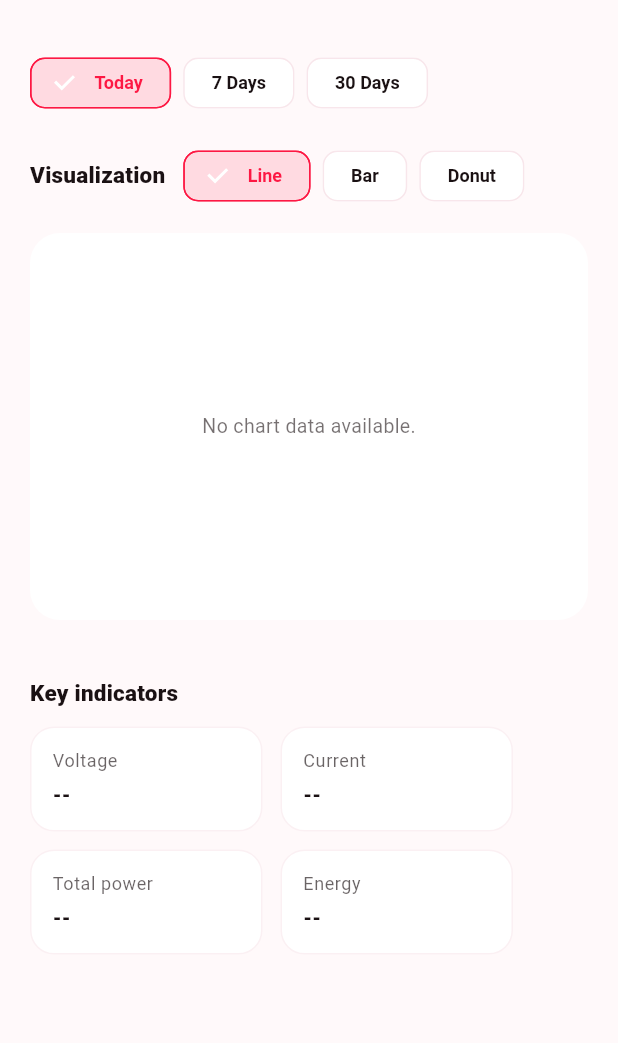
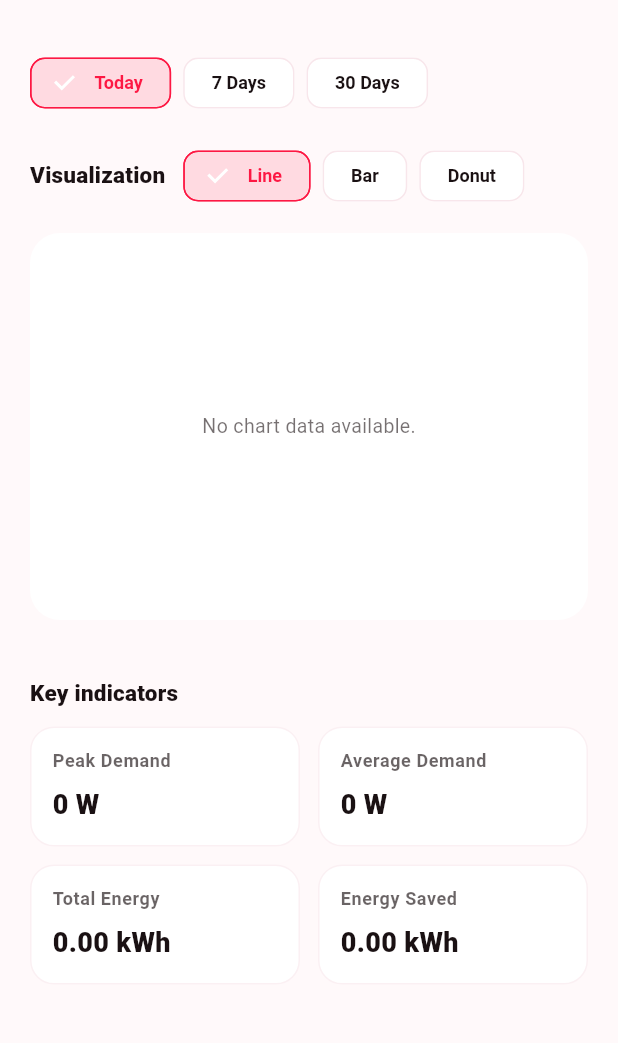
Before and after one commit to cscherishpoovanna-ux/smartflux, a Flutter app: the AnalyticsScreen widget shown alone on an empty page, opened directly with empty values, on a phone screen of 412 x 824 dp, the part 97-1140 px from its top. Run offline on Flutter 3.47's test engine with Material 3 defaults, Android fonts, the phone set to English and light mode, and no system bars; our stand-ins replace fl_chart, video_player; network calls fail.

Commit message:
Fix analytics period data and indicators

```diff
--- a/lib/screens/analytics/analytics_screen.dart
+++ b/lib/screens/analytics/analytics_screen.dart
@@ -46,7 +46,6 @@ class _AnalyticsScreenState extends State<AnalyticsScreen> {
 
   @override
   Widget build(BuildContext context) {
-    final s = widget.provider.snapshot;
     final rooms = widget.provider.rooms;
     final loads = widget.provider.loads;
     final events = widget.provider.optimizationEvents;
@@ -83,7 +82,11 @@ class _AnalyticsScreenState extends State<AnalyticsScreen> {
           selectedRoomId: _selectedRoomId,
         ),
         const _Spacer(),
-        _IndicatorsSection(snapshot: s, events: events),
+        _IndicatorsSection(
+          range: _selectedRange,
+          provider: widget.provider,
+          events: events,
+        ),
       ],
     );
   }
@@ -714,32 +717,80 @@ class _RoomLoadDonutChart extends StatelessWidget {
 }
 
 class _IndicatorsSection extends StatelessWidget {
-  final SystemSnapshot? snapshot;
+  final TimeRange range;
+  final AppProvider provider;
   final List<OptimizationEvent> events;
 
-  const _IndicatorsSection({required this.snapshot, required this.events});
+  const _IndicatorsSection({
+    required this.range,
+    required this.provider,
+    required this.events,
+  });
 
   @override
   Widget build(BuildContext context) {
     final theme = Theme.of(context);
     final onSurface = theme.colorScheme.onSurface;
-    final s = snapshot;
+
+    return FutureBuilder<List<List<ReadingPoint>>>(
+      future: Future.wait([
+        provider.repository.history(metric: 'power', range: range),
+        provider.repository.history(metric: 'energy', range: range),
+      ]),
+      builder: (context, snapshot) {
+        final hasData = snapshot.hasData && snapshot.data != null;
+        final powerPoints = hasData ? snapshot.data![0] : const <ReadingPoint>[];
+        final energyPoints = hasData ? snapshot.data![1] : const <ReadingPoint>[];
+
+        final double peakDemand = powerPoints.isEmpty
+            ? 0.0
+            : powerPoints.map((p) => p.value).reduce(max);
+
+        final double avgDemand = powerPoints.isEmpty
+            ? 0.0
+            : powerPoints.map((p) => p.value).reduce((a, b) => a + b) / powerPoints.length;
+
+        final double totalEnergy = energyPoints.fold<double>(
+            0.0, (sum, p) => sum + p.value);
+
+        final duration = switch (range) {
+          TimeRange.today => const Duration(hours: 24),
+          TimeRange.days7 => const Duration(days: 7),
+          TimeRange.days30 => const Duration(days: 30),
+          _ => const Duration(hours: 24),
+        };
+        final cutoff = DateTime.now().subtract(duration);
+        final periodEvents = events.where((e) => e.timestamp.isAfter(cutoff)).toList();
+        final eventSavings = periodEvents.fold<double>(
+          0.0,
+          (sum, e) => sum + max(0.0, (e.demandBeforeW - e.demandAfterW) / 1000.0 * 2.0),
+        );
+        final double energySaved = (totalEnergy * 0.085) + eventSavings;
+
         final stats = <_Stat>[
           _Stat(
-        title: 'Voltage',
-        value: s != null ? '${s.voltageV.toStringAsFixed(1)} V' : '--',
+            title: 'Peak Demand',
+            value: hasData
+                ? (peakDemand >= 1000
+                    ? '${(peakDemand / 1000).toStringAsFixed(2)} kW'
+                    : '${peakDemand.toStringAsFixed(0)} W')
+                : '--',
           ),
           _Stat(
-        title: 'Current',
-        value: s != null ? '${s.currentA.toStringAsFixed(2)} A' : '--',
+            title: 'Average Demand',
+            value: hasData
+                ? (avgDemand >= 1000
+                    ? '${(avgDemand / 1000).toStringAsFixed(2)} kW'
+                    : '${avgDemand.toStringAsFixed(0)} W')
+                : '--',
           ),
           _Stat(
-        title: 'Total power',
-        value: s != null ? '${s.powerW.toStringAsFixed(0)} W' : '--',
+            title: 'Total Energy',
+            value: hasData ? '${totalEnergy.toStringAsFixed(2)} kWh' : '--',
           ),
           _Stat(
-        title: 'Energy',
-        value: s != null ? '${s.energyKwh.toStringAsFixed(2)} kWh' : '--',
+            title: 'Energy Saved',
+            value: hasData ? '${energySaved.toStringAsFixed(2)} kWh' : '--',
           ),
         ];
 
@@ -759,6 +810,8 @@ class _IndicatorsSection extends StatelessWidget {
             _IndicatorRow(stats: stats),
           ],
         );
+      },
+    );
   }
 }
 
@@ -774,7 +827,6 @@ class _Stat extends StatelessWidget {
     final onSurface = theme.colorScheme.onSurface;
 
     return Container(
-      width: 155,
       padding: const EdgeInsets.all(14),
       decoration: BoxDecoration(
         color: theme.cardColor,
@@ -790,14 +842,22 @@ class _Stat extends StatelessWidget {
             title,
             style: theme.textTheme.bodySmall?.copyWith(
               color: onSurface.withValues(alpha: 0.65),
+              fontWeight: FontWeight.w600,
             ),
+            maxLines: 1,
+            overflow: TextOverflow.ellipsis,
           ),
-          const SizedBox(height: 5),
-          Text(
+          const SizedBox(height: 8),
+          FittedBox(
+            fit: BoxFit.scaleDown,
+            alignment: Alignment.centerLeft,
+            child: Text(
               value,
               style: TextStyle(
                 fontWeight: FontWeight.w800,
+                fontSize: 18,
                 color: onSurface,
+              ),
             ),
           ),
         ],
@@ -815,10 +875,20 @@ class _IndicatorRow extends StatelessWidget {
   Widget build(BuildContext context) {
     return Padding(
       padding: const EdgeInsets.symmetric(horizontal: 20),
-      child: Wrap(
+      child: LayoutBuilder(
+        builder: (context, constraints) {
+          final width = constraints.maxWidth;
+          final columns = width > 600 ? 4 : 2;
+          final itemWidth = (width - (columns - 1) * 12) / columns;
+
+          return Wrap(
             spacing: 12,
             runSpacing: 12,
-        children: stats,
+            children: stats
+                .map((stat) => SizedBox(width: itemWidth, child: stat))
+                .toList(),
+          );
+        },
       ),
     );
   }
```
Lines whose indentation alone changed are shown as unchanged.
